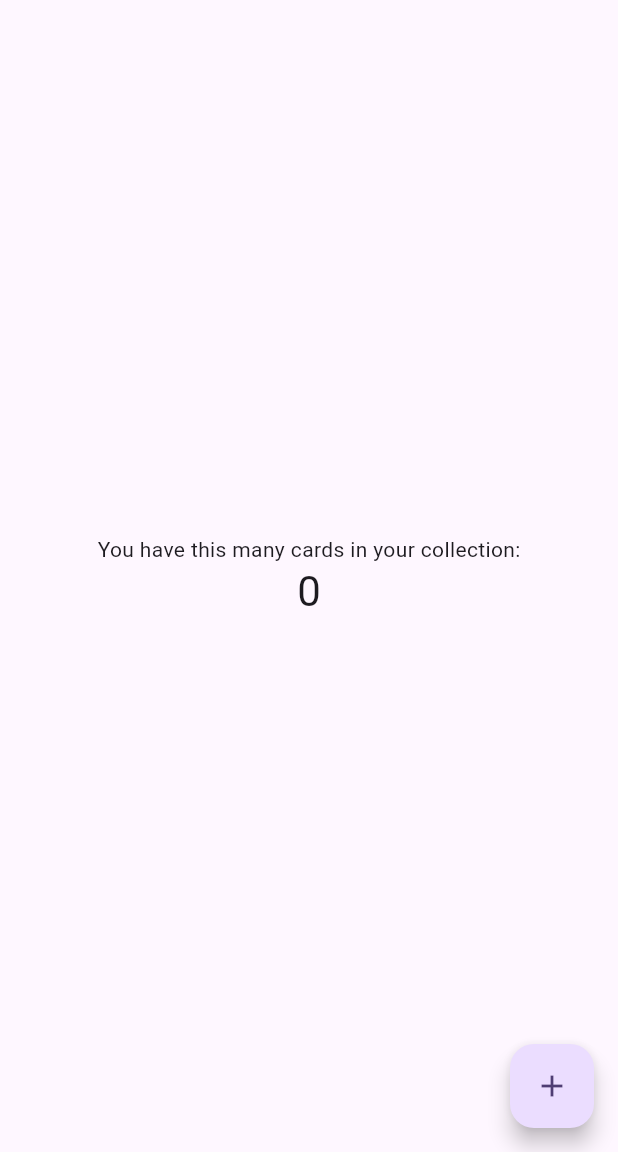
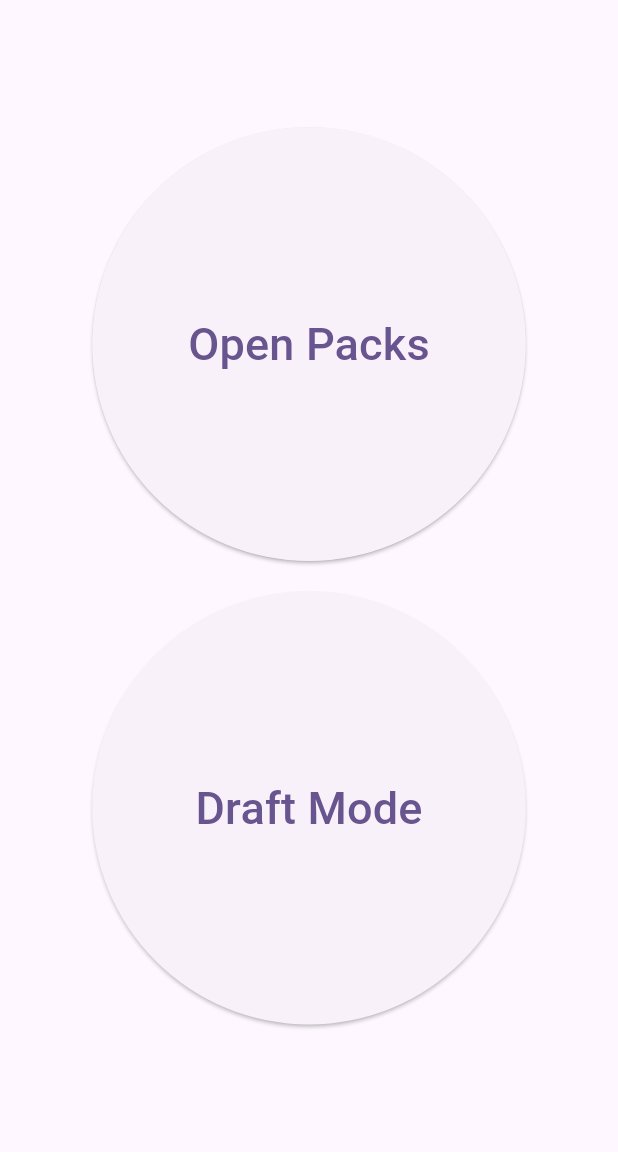
Before and after one commit to kilikfan/wildcards, a Flutter app: the screen it shows after launch, on a phone screen of 412 x 824 dp, the part 84-1236 px from its top. Run offline on Flutter 3.47's test engine with Material 3 defaults, Android fonts, the light colour scheme and no system bars.

Commit message:
Redesign of main menu with new buttons

```diff
--- a/lib/main.dart
+++ b/lib/main.dart
@@ -1,4 +1,8 @@
 import 'package:flutter/material.dart';
+
+import 'screens/draft_mode/draft_mode_page.dart';
+import 'screens/main_menu/menu_button.dart';
+import 'screens/open_packs_mode/free_packs_page.dart';
 
 void main() {
   runApp(const MainPage());
@@ -30,14 +34,6 @@ class HomePage extends StatefulWidget {
 }
 
 class _HomePageState extends State<HomePage> {
-  int _counter = 0;
-
-  void _incrementCounter() {
-    setState(() {
-      _counter++;
-    });
-  }
-
   @override
   Widget build(BuildContext context) {
     return Scaffold(
@@ -46,24 +42,23 @@ class _HomePageState extends State<HomePage> {
         title: Text(widget.title),
       ),
       body: Center(
-        child: Column(
-          mainAxisAlignment: MainAxisAlignment.center,
-          children: <Widget>[
-            const Text(
-              'You have this many cards in your collection:',
-            ),
-            Text(
-              '$_counter',
-              style: Theme.of(context).textTheme.headlineMedium,
-            ),
-          ],
+        child: Container(
+          height: MediaQuery.of(context).size.height * 0.75,
+          width: MediaQuery.of(context).size.width * 0.75,
+          child: Column(
+              crossAxisAlignment: CrossAxisAlignment.stretch,
+              children: <Widget>[
+                MenuButton('Open Packs', onPressed: () {
+                  FreePacksPage();
+                }),
+                MenuButton('Draft Mode', onPressed: () {
+                  DraftModePage();
+                }),
+              ]),
         ),
-      ),
-      floatingActionButton: FloatingActionButton(
-        onPressed: _incrementCounter,
-        tooltip: 'Increment',
-        child: const Icon(Icons.add),
       ),
     );
   }
 }
+
+// TODO - mini menu with settings and credits, hamburger or something
--- /dev/null
+++ b/lib/screens/draft_mode/draft_mode_page.dart
@@ -0,0 +1,13 @@
+import 'package:flutter/material.dart';
+
+class DraftModePage extends StatefulWidget{
+  const DraftModePage({Key key = const Key('Play')})
+      : super(key: key);
+
+  @override
+  State<StatefulWidget> createState() {
+    // TODO: implement createState
+    throw UnimplementedError();
+  }
+
+}
--- /dev/null
+++ b/lib/screens/main_menu/menu_button.dart
@@ -0,0 +1,20 @@
+import 'package:flutter/material.dart';
+
+class MenuButton extends StatelessWidget {
+  final VoidCallback onPressed;
+  final String buttonText;
+
+  const MenuButton(this.buttonText, {required this.onPressed});
+
+  @override
+  Widget build(BuildContext context) {
+    return Expanded(
+        child: Padding(
+          padding: const EdgeInsets.all(10.0),
+          child: ElevatedButton(
+            onPressed: onPressed,
+            child: Text(buttonText, style: const TextStyle(fontSize: 30)),
+          ),
+        ));
+  }
+}
--- /dev/null
+++ b/lib/screens/open_packs_mode/free_packs_page.dart
@@ -0,0 +1,13 @@
+import 'package:flutter/material.dart';
+
+class FreePacksPage extends StatefulWidget{
+  const FreePacksPage({Key key = const Key('Play')})
+      : super(key: key);
+
+  @override
+  State<StatefulWidget> createState() {
+    // TODO: implement createState
+    throw UnimplementedError();
+  }
+
+}
```
Also changed, not shown: 1 other file.
